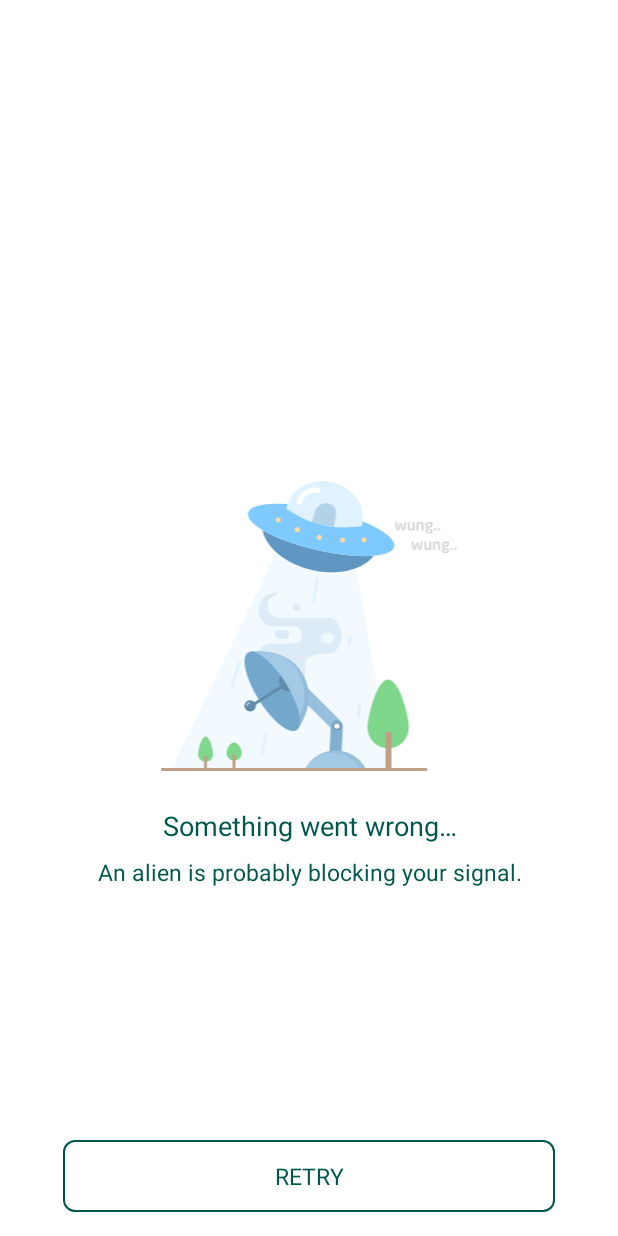
After one commit to shailuhari04/MyNotes, an Android app: the layout no_internet_layout.xml on its own in the app's theme, with its tools: preview values and no code run, on a phone screen of 412 x 824 dp. The commit adds this screen. Run offline under Robolectric (Android 15) with nearby library versions, the phone set to English and light mode, and no system bars.

Commit message:
1. No Internet Layout Created.

```diff
--- /dev/null
+++ b/app/src/main/res/drawable/round_corner_rectangle_bg.xml
@@ -0,0 +1,20 @@
+<?xml version="1.0" encoding="UTF-8"?>
+<shape xmlns:android="http://schemas.android.com/apk/res/android">
+    <solid android:color="@android:color/white" />
+
+    <stroke
+        android:width="1dp"
+        android:color="@color/colorPrimaryDark" />
+
+    <padding
+        android:bottom="1dp"
+        android:left="1dp"
+        android:right="1dp"
+        android:top="1dp" />
+
+    <corners
+        android:bottomLeftRadius="7dp"
+        android:bottomRightRadius="7dp"
+        android:topLeftRadius="7dp"
+        android:topRightRadius="7dp" />
+</shape>
--- /dev/null
+++ b/app/src/main/res/layout/no_internet_layout.xml
@@ -0,0 +1,62 @@
+<?xml version="1.0" encoding="utf-8"?>
+<RelativeLayout xmlns:android="http://schemas.android.com/apk/res/android"
+    android:layout_width="match_parent"
+    android:layout_height="match_parent"
+    android:background="@android:color/white">
+
+    <ImageView
+        android:id="@+id/ivNoInternet"
+        android:layout_width="wrap_content"
+        android:layout_height="wrap_content"
+        android:layout_alignParentStart="true"
+        android:layout_alignParentEnd="true"
+        android:layout_centerInParent="true"
+        android:layout_marginTop="100dp"
+        android:src="@drawable/nointernet_connection" />
+
+    <com.google.android.material.textview.MaterialTextView
+        android:id="@+id/tvTitle"
+        android:layout_width="match_parent"
+        android:layout_height="wrap_content"
+        android:layout_below="@+id/ivNoInternet"
+        android:layout_alignParentEnd="true"
+        android:layout_marginTop="24dp"
+        android:gravity="center"
+        android:text="@string/no_internet_title"
+        android:textColor="@color/colorPrimaryDark"
+        android:textSize="18sp" />
+
+    <com.google.android.material.textview.MaterialTextView
+        android:id="@+id/tvDescription"
+        android:layout_width="match_parent"
+        android:layout_height="wrap_content"
+        android:layout_below="@+id/tvTitle"
+        android:layout_marginTop="8dp"
+        android:gravity="center"
+        android:text="@string/no_internet_desc"
+        android:textColor="@color/colorPrimaryDark"
+        android:textSize="15sp" />
+
+    <FrameLayout
+        android:layout_width="328dp"
+        android:layout_height="48dp"
+        android:layout_alignParentBottom="true"
+        android:layout_centerHorizontal="true"
+        android:layout_gravity="center"
+        android:layout_marginStart="16dp"
+        android:layout_marginEnd="16dp"
+        android:layout_marginBottom="16dp"
+        android:background="@drawable/round_corner_rectangle_bg">
+
+        <com.google.android.material.textview.MaterialTextView
+            android:id="@+id/retryBtn"
+            android:layout_width="match_parent"
+            android:layout_height="match_parent"
+            android:background="?attr/selectableItemBackgroundBorderless"
+            android:gravity="center"
+            android:text="@string/retry_btn_text"
+            android:textColor="@color/colorPrimaryDark"
+            android:textSize="15sp" />
+    </FrameLayout>
+
+</RelativeLayout>
--- a/app/src/main/res/values/strings.xml
+++ b/app/src/main/res/values/strings.xml
@@ -1,3 +1,8 @@
 <resources>
     <string name="app_name">MyNotes</string>
+
+    <!-- no internet -->
+    <string name="no_internet_title">Something went wrong…</string>
+    <string name="no_internet_desc">An alien is probably blocking your signal.</string>
+    <string name="retry_btn_text">RETRY</string>
 </resources>
--- a/app/src/main/res/values/styles.xml
+++ b/app/src/main/res/values/styles.xml
@@ -1,7 +1,7 @@
 <resources>
 
     <!-- Base application theme. -->
-    <style name="AppTheme" parent="Theme.AppCompat.Light.DarkActionBar">
+    <style name="AppTheme" parent="Theme.MaterialComponents.Light.DarkActionBar">
         <!-- Customize your theme here. -->
         <item name="colorPrimary">@color/colorPrimary</item>
         <item name="colorPrimaryDark">@color/colorPrimaryDark</item>
```
Also changed, not shown: app/src/main/res/drawable-hdpi/nointernet_connection.png (added), app/src/main/res/drawable-mdpi/nointernet_connection.png (added), app/src/main/res/drawable-xhdpi/nointernet_connection.png (added), app/src/main/res/drawable-xxhdpi/nointernet_connection.png (added), app/src/main/res/drawable-xxxhdpi/nointernet_connection.png (added).
